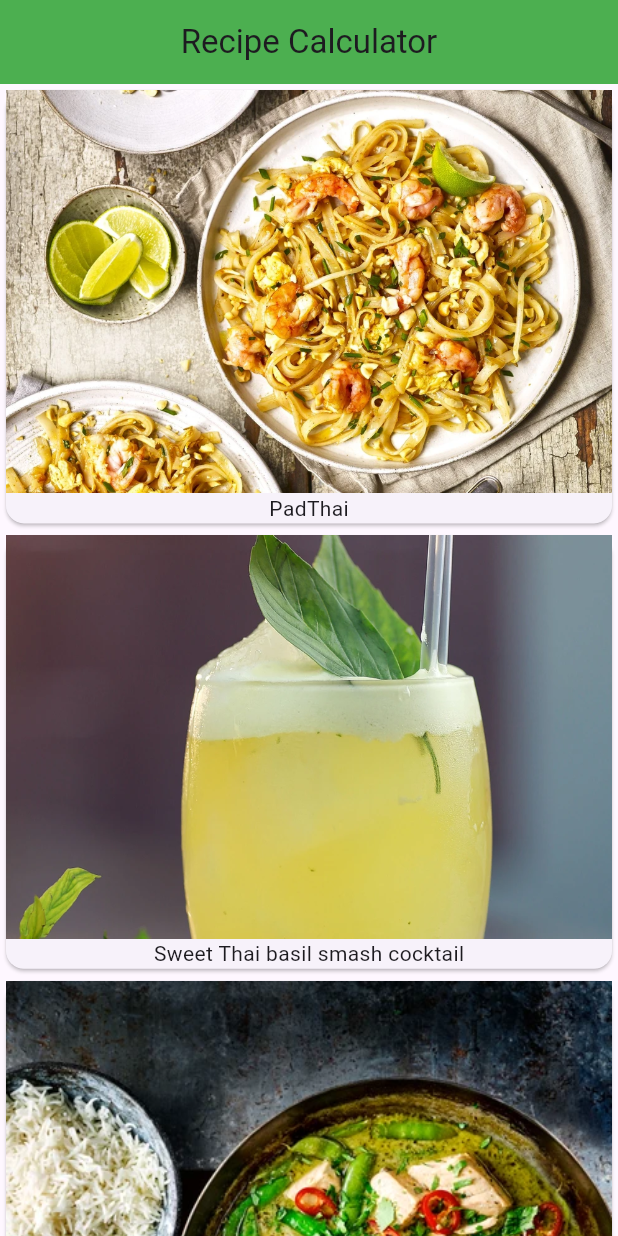
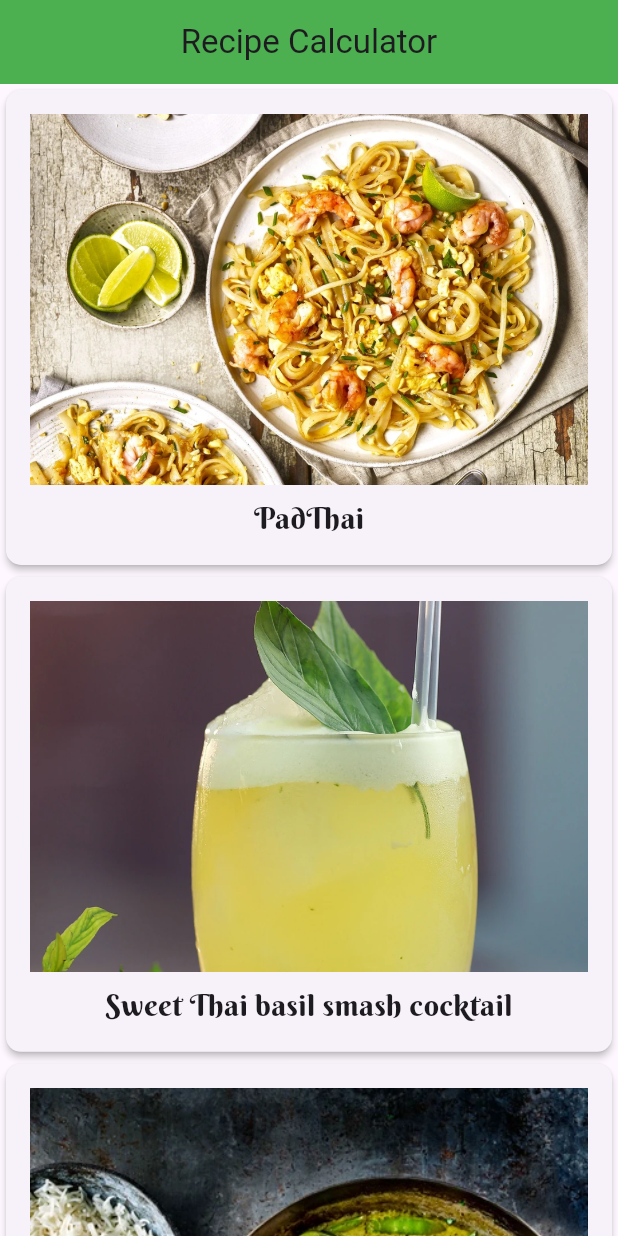
Before and after one commit to chayaponponviset-collab/myapp, a Flutter app: the screen it shows after launch, on a phone screen of 412 x 824 dp. Run offline on Flutter 3.47's test engine with Material 3 defaults, Android fonts, the phone set to English and light mode, and no system bars.

Commit message:
Recipe Detail

```diff
--- a/lib/main.dart
+++ b/lib/main.dart
@@ -1,4 +1,5 @@
 import 'package:flutter/material.dart';
+import 'package:myapp/recipe_detail.dart';
 import 'model/recipe.dart';
 
 void main() {
@@ -12,12 +13,7 @@ class RecipeApp extends StatelessWidget {
   Widget build(BuildContext context) {
     return MaterialApp(
       title: 'Flutter Demo',
-      theme: ThemeData(
-
-        appBarTheme: const AppBarTheme(
-          centerTitle: true,
-        ),
-      ),
+      theme: ThemeData(appBarTheme: const AppBarTheme(centerTitle: true)),
       home: const MyHomePage(title: 'Recipe Calculator'),
     );
   }
@@ -32,36 +28,54 @@ class MyHomePage extends StatefulWidget {
 }
 
 class _MyHomePageState extends State<MyHomePage> {
-
   @override
   Widget build(BuildContext context) {
     return Scaffold(
-      appBar: AppBar(
-        backgroundColor: Colors.green,
-        title: Text(widget.title)
-      ),
-      body: SafeArea(child: Container(
+      appBar: AppBar(backgroundColor: Colors.green, title: Text(widget.title)),
+      body: SafeArea(
+        child: Container(
           child: ListView.builder(
             itemBuilder: (BuildContext context, int index) {
-        return buildRecipeCard(Recipe.samples[index]);
+              return GestureDetector(
+                onTap: () {
+                  // Hendle recipe card tap
+                  // print((Recipe.samples[index].imgTitle));
+                  Navigator.push(
+                    context,
+                    MaterialPageRoute(
+                      builder: (context) =>
+                          RecipeDetail(recipe: Recipe.samples[index]),
+                    ),
+                  );
+                },
+                child: buildRecipeCard(Recipe.samples[index]),
+              );
             },
             itemCount: Recipe.samples.length,
           ),
-
-      )
+        ),
       ),
     );
   }
 
   Widget buildRecipeCard(Recipe recipe) {
     return Card(
+      elevation: 2.0,
+      shape: RoundedRectangleBorder(borderRadius: BorderRadius.circular(10.0)),
+      child: Padding(
+        padding: const EdgeInsets.all(16.0),
         child: Column(
           children: <Widget>[
             Image(image: AssetImage(recipe.imgUrl)),
- Text(recipe.imgTitle),
+            SizedBox(height: 8.0),
+            Text(
+              recipe.imgTitle,
+              style: TextStyle(fontFamily: 'BerkshireSwash', fontSize: 20.0),
+            ),
+
           ],
+        ),
       ),
     );
   }
-
 }
--- a/lib/model/recipe.dart
+++ b/lib/model/recipe.dart
@@ -1,14 +1,15 @@
 class Recipe {
   String imgUrl;
   String imgTitle;
+  String description;
 
-  Recipe(this.imgUrl, this.imgTitle);
+  Recipe(this.imgUrl, this.imgTitle , this.description);
 
    static List<Recipe> samples = [
-   Recipe('assets/images/200304_Olive_PadThai-ebe0f22-scaled.webp','PadThai',),
-   Recipe('assets/images/3910.webp','Sweet Thai basil smash cocktail',),
-   Recipe('assets/images/OLI-0519-Healthy_GreenThaiFishCurry_32208-c3cee9a.webp','GreenThaiFishCurry',),
-   Recipe('assets/images/p110-20250121rps2352pumpkincurrypreview-8534543.webp','pumpkincurry',),
+   Recipe('assets/images/200304_Olive_PadThai-ebe0f22-scaled.webp','PadThai', 'A classic and iconic Thai street food dish made with stir-fried rice noodles, shrimp (or chicken/tofu), peanuts, scrambled egg, and bean sprouts, all coated in a tangy, sweet, and savory sauce'),
+   Recipe('assets/images/3910.webp','Sweet Thai basil smash cocktail', 'A vibrant and aromatic cocktail featuring the peppery-sweet notes of fresh Thai basil, muddled with a splash of citrus and balanced by a touch of sweetness, typically served with a base spirit like gin or vodka'),
+   Recipe('assets/images/OLI-0519-Healthy_GreenThaiFishCurry_32208-c3cee9a.webp','GreenThaiFishCurry', 'A fragrant and flavorful Thai curry featuring tender white fish simmered in a rich, creamy sauce made from green curry paste, coconut milk, and aromatic Thai ingredients like kaffir lime leaves and Thai basil'),
+   Recipe('assets/images/p110-20250121rps2352pumpkincurrypreview-8534543.webp','pumpkincurry', 'A comforting and hearty vegetarian curry featuring sweet, cubed pumpkin simmered in a rich, spiced coconut milk base. Often enriched with ingredients like ginger, red chilies, and spinach for a savory-sweet depth'),
   ];
 
 }
```
Also changed, not shown: lib/recipe_detail.dart (added, +29 -0 lines), pubspec.yaml (+6 -25 lines), assets/images/fonts/BerkshireSwash-Regular.ttf (added). Lines whose indentation alone changed are shown as unchanged.
